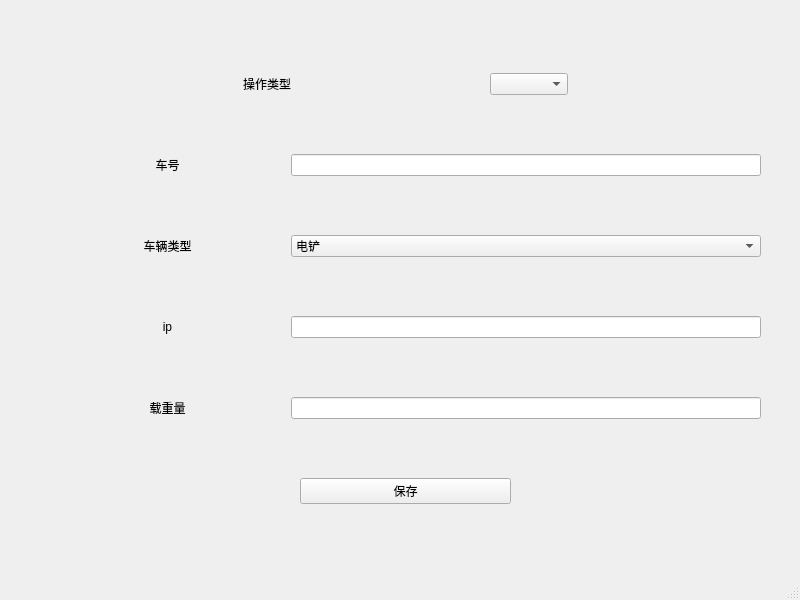
Above: 报表生成/ui/vehicle_manager.ui from enjoylearning96/QT before the change. Below: the same form after it.
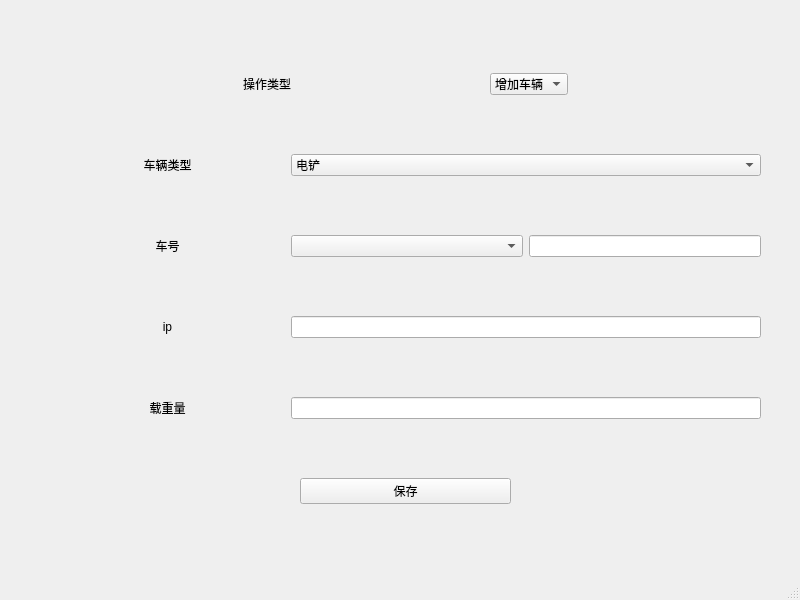
That is the form after the change.

Patch:
```diff
--- a/报表生成/ui/vehicle_manager.ui
+++ b/报表生成/ui/vehicle_manager.ui
@@ -41,7 +41,7 @@
       <height>541</height>
      </rect>
     </property>
-    <layout class="QVBoxLayout" name="verticalLayout" stretch="0,1,1,1,1,1">
+    <layout class="QVBoxLayout" name="verticalLayout" stretch="1,1,1,1,1,1">
      <property name="leftMargin">
       <number>30</number>
      </property>
@@ -80,11 +80,6 @@
          <property name="layoutDirection">
           <enum>Qt::LeftToRight</enum>
          </property>
-         <item>
-          <property name="text">
-           <string/>
-          </property>
-         </item>
          <item>
           <property name="text">
            <string>增加车辆</string>
@@ -104,29 +99,6 @@
        </item>
       </layout>
      </item>
-     <item>
-      <layout class="QHBoxLayout" name="horizontalLayout_3" stretch="1,2">
-       <property name="leftMargin">
-        <number>0</number>
-       </property>
-       <property name="rightMargin">
-        <number>0</number>
-       </property>
-       <item>
-        <widget class="QLabel" name="label">
-         <property name="text">
-          <string>车号</string>
-         </property>
-         <property name="alignment">
-          <set>Qt::AlignCenter</set>
-         </property>
-        </widget>
-       </item>
-       <item>
-        <widget class="QLineEdit" name="lineEdit"/>
-       </item>
-      </layout>
-     </item>
      <item>
       <layout class="QHBoxLayout" name="horizontalLayout_4" stretch="1,2">
        <item>
@@ -180,6 +152,37 @@
        </item>
       </layout>
      </item>
+     <item>
+      <layout class="QHBoxLayout" name="horizontalLayout_7" stretch="1,2">
+       <item>
+        <widget class="QLabel" name="label">
+         <property name="text">
+          <string>车号</string>
+         </property>
+         <property name="alignment">
+          <set>Qt::AlignCenter</set>
+         </property>
+        </widget>
+       </item>
+       <item>
+        <layout class="QHBoxLayout" name="horizontalLayout_3">
+         <item>
+          <widget class="QComboBox" name="comboBox_3">
+           <property name="sizePolicy">
+            <sizepolicy hsizetype="Expanding" vsizetype="Fixed">
+             <horstretch>0</horstretch>
+             <verstretch>0</verstretch>
+            </sizepolicy>
+           </property>
+          </widget>
+         </item>
+         <item>
+          <widget class="QLineEdit" name="lineEdit"/>
+         </item>
+        </layout>
+       </item>
+      </layout>
+     </item>
      <item>
       <layout class="QHBoxLayout" name="horizontalLayout_2" stretch="1,2">
        <item>
```
